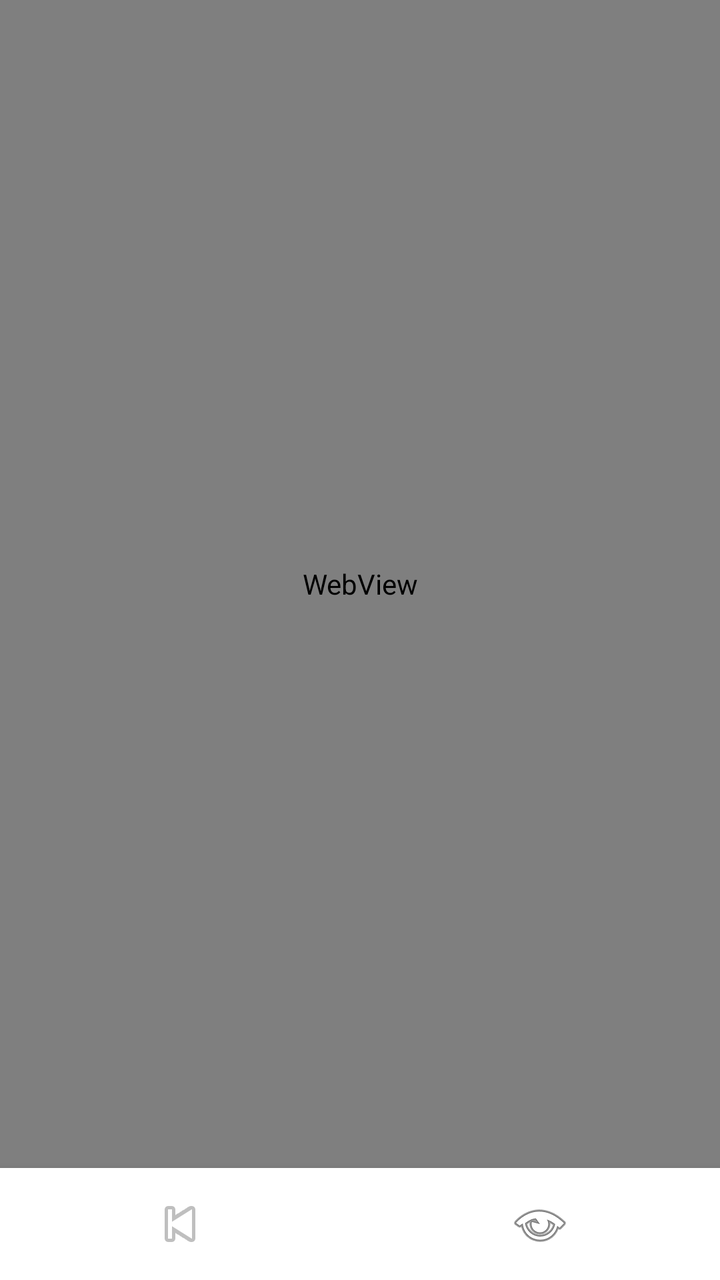
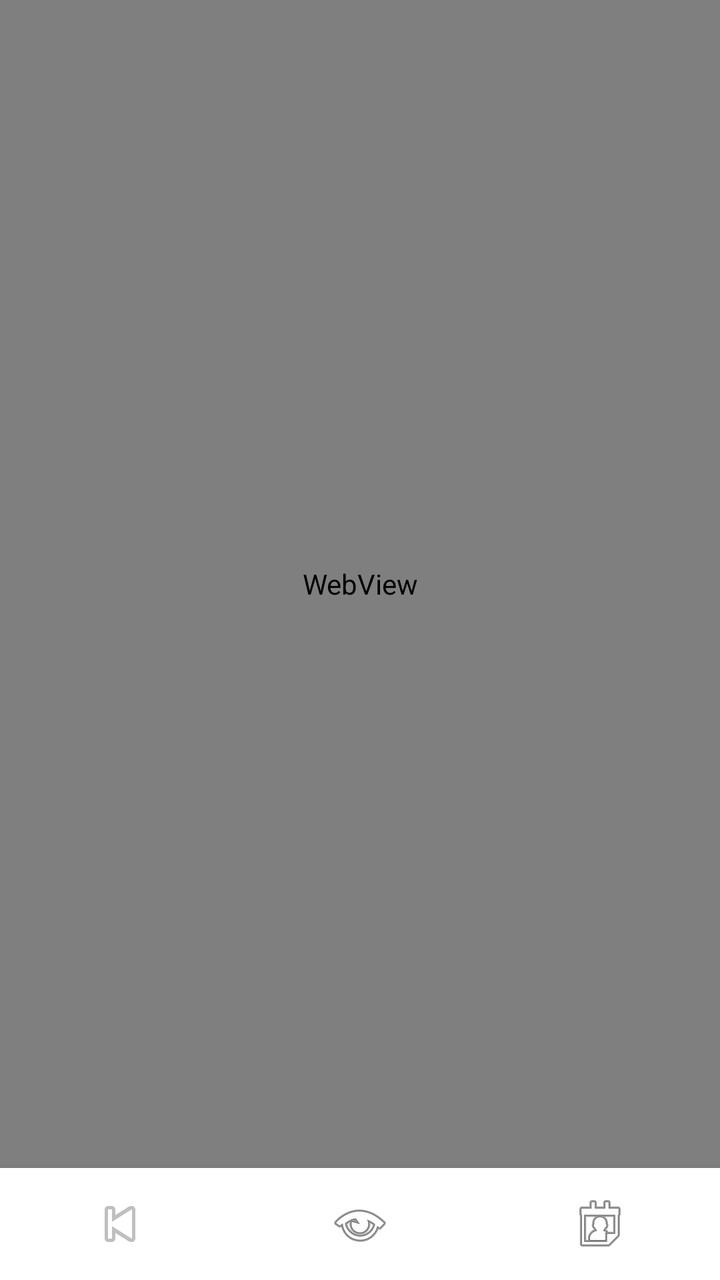

Screens rendered from an Android XML layout before and after an edit, with the pre-edit source and the edit as a unified diff.
<!-- AndroidManifest.xml: application theme Theme.Jefor -->
<!-- res/layout/activity_main.xml -->
<?xml version="1.0" encoding="utf-8"?>
<LinearLayout xmlns:android="http://schemas.android.com/apk/res/android"
    android:layout_width="match_parent"
    android:layout_height="match_parent"
    android:orientation="vertical">

    <WebView
        android:id="@+id/webView"
        android:layout_width="match_parent"
        android:layout_height="0dp"
        android:layout_weight="1" />

    <LinearLayout
        android:layout_width="match_parent"
        android:layout_height="56dp"
        android:orientation="horizontal"
        android:background="#FFFFFF"
        android:elevation="8dp">

        <ImageButton
            android:id="@+id/btnBack"
            android:layout_width="0dp"
            android:layout_height="match_parent"
            android:layout_weight="1"
            android:src="@android:drawable/ic_media_previous"
            android:background="?android:selectableItemBackground"
            android:contentDescription="Atrás" />

        <ImageButton
            android:id="@+id/btnHome"
            android:layout_width="0dp"
            android:layout_height="match_parent"
            android:layout_weight="1"
            android:src="@android:drawable/ic_menu_view"
            android:background="?android:selectableItemBackground"
            android:contentDescription="Inicio" />

    </LinearLayout>

</LinearLayout>
<!-- resources referenced by this layout -->
<resources>
  <style name="Theme.Jefor" parent="Base.Theme.Jefor" />
  <style name="Base.Theme.Jefor" parent="Theme.Material3.DayNight.NoActionBar">
          
          
      </style>
</resources>

<!-- the commit's change to res/layout/activity_main.xml (unified diff, before → after) -->
@@ -35,6 +35,15 @@
             android:background="?android:selectableItemBackground"
             android:contentDescription="Inicio" />
 
+        <ImageButton
+            android:id="@+id/btnAsistencia"
+            android:layout_width="0dp"
+            android:layout_height="match_parent"
+            android:layout_weight="1"
+            android:src="@android:drawable/ic_menu_my_calendar"
+            android:background="?android:selectableItemBackground"
+            android:contentDescription="Asistencia" />
+
     </LinearLayout>
 
 </LinearLayout>
